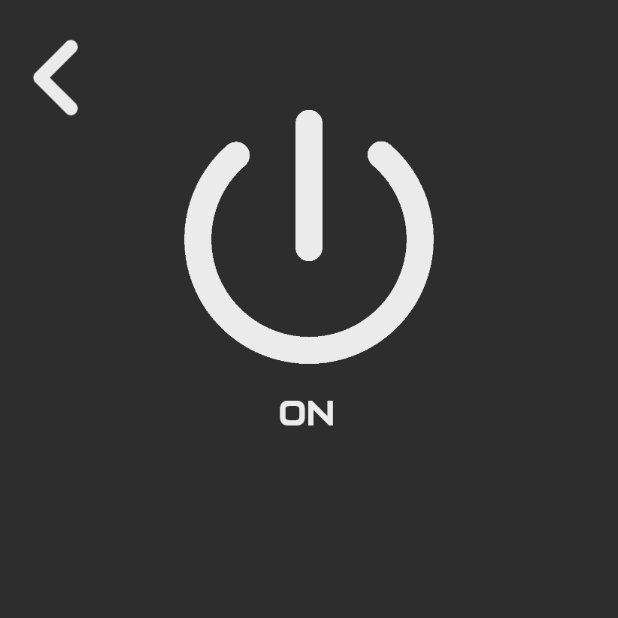
After one commit to OfekHarel/Orion-Conneection-App, an Android app: the ControlActivity screen opened directly, with no data from a screen before it, on a phone screen of 412 x 824 dp, the top half of it. The commit adds this screen. Run offline under Robolectric (Android 15) with nearby library versions, the phone set to English and light mode, and no system bars.

Commit message:
Added other screens
Signed-off-by: Ofek Harel <ofekizh@gmail.com>

```diff
--- a/App/app/src/main/AndroidManifest.xml
+++ b/App/app/src/main/AndroidManifest.xml
@@ -9,6 +9,10 @@
         android:roundIcon="@mipmap/ic_launcher"
         android:supportsRtl="true"
         android:theme="@style/Theme.App">
+        <activity android:name=".RoutinesActivity"></activity>
+        <activity android:name=".PcInfoActivity" />
+        <activity android:name=".InfoActivity" />
+        <activity android:name=".ControlActivity" />
         <activity android:name=".MainActivity">
             <intent-filter>
                 <action android:name="android.intent.action.MAIN" />
--- /dev/null
+++ b/App/app/src/main/java/com/app/ControlActivity.java
@@ -0,0 +1,20 @@
+package com.app;
+
+import androidx.appcompat.app.AppCompatActivity;
+
+import android.os.Bundle;
+import android.widget.ImageButton;
+
+public class ControlActivity extends AppCompatActivity {
+
+    private ImageButton backBtn;
+
+    @Override
+    protected void onCreate(Bundle savedInstanceState) {
+        super.onCreate(savedInstanceState);
+        setContentView(R.layout.activity_control);
+
+        backBtn = (ImageButton) findViewById(R.id.control_back_btn);
+
+    }
+}
--- a/App/app/src/main/res/drawable/home_bg.xml
+++ b/App/app/src/main/res/drawable/home_bg.xml
@@ -2,9 +2,9 @@
 <shape xmlns:android="http://schemas.android.com/apk/res/android">
     <gradient
         android:angle="-45"
-        android:startColor="@color/app_grey"
-        android:endColor="@color/black"
-        android:centerColor="@color/black"
+        android:startColor="@color/black"
+        android:endColor="@color/app_grey"
+        android:centerColor="@color/app_grey"
         android:type="linear"
         />
 </shape>
--- /dev/null
+++ b/App/app/src/main/res/layout/activity_control.xml
@@ -0,0 +1,50 @@
+<?xml version="1.0" encoding="utf-8"?>
+<androidx.constraintlayout.widget.ConstraintLayout xmlns:android="http://schemas.android.com/apk/res/android"
+    xmlns:app="http://schemas.android.com/apk/res-auto"
+    xmlns:tools="http://schemas.android.com/tools"
+    android:layout_width="match_parent"
+    android:layout_height="match_parent"
+    android:background="@color/app_grey"
+    tools:context=".ControlActivity">
+
+    <androidx.constraintlayout.widget.Guideline
+        android:id="@+id/guidline_right"
+        android:layout_width="wrap_content"
+        android:layout_height="wrap_content"
+        android:orientation="vertical"
+        app:layout_constraintGuide_begin="24dp" />
+
+    <androidx.constraintlayout.widget.Guideline
+        android:id="@+id/guidline_left"
+        android:layout_width="wrap_content"
+        android:layout_height="wrap_content"
+        android:orientation="vertical"
+        app:layout_constraintGuide_end="24dp" />
+
+    <ImageButton
+        android:id="@+id/power_control_btn"
+        android:layout_width="wrap_content"
+        android:layout_height="wrap_content"
+        android:background="@color/transparent"
+        app:layout_constraintBottom_toBottomOf="parent"
+        app:layout_constraintEnd_toStartOf="@+id/guidline_left"
+        app:layout_constraintStart_toStartOf="@+id/guidline_right"
+        app:layout_constraintTop_toTopOf="parent"
+        app:layout_constraintVertical_bias="0.121"
+        app:srcCompat="@drawable/power_on_widget" />
+
+    <ImageButton
+        android:id="@+id/control_back_btn"
+        android:layout_width="wrap_content"
+        android:layout_height="wrap_content"
+        android:background="@color/transparent"
+        app:layout_constraintBottom_toBottomOf="parent"
+        app:layout_constraintEnd_toStartOf="@+id/guidline_left"
+        app:layout_constraintHorizontal_bias="0.0"
+        app:layout_constraintStart_toStartOf="parent"
+        app:layout_constraintTop_toTopOf="parent"
+        app:layout_constraintVertical_bias="0.027"
+        app:srcCompat="@drawable/back_btn_widget" />
+
+
+</androidx.constraintlayout.widget.ConstraintLayout>
--- a/App/app/src/main/res/layout/activity_main.xml
+++ b/App/app/src/main/res/layout/activity_main.xml
@@ -43,10 +43,10 @@
         android:scaleY="0.9"
         app:layout_constraintBottom_toBottomOf="parent"
         app:layout_constraintEnd_toStartOf="@+id/guidline_left"
-        app:layout_constraintHorizontal_bias="0.491"
+        app:layout_constraintHorizontal_bias="0.493"
         app:layout_constraintStart_toStartOf="@+id/guidline_right"
         app:layout_constraintTop_toTopOf="parent"
-        app:layout_constraintVertical_bias="0.269"
+        app:layout_constraintVertical_bias="0.304"
         app:srcCompat="@drawable/control_widget" />
 
     <ImageButton
```
Also changed, not shown: App/app/src/main/java/com/app/InfoActivity.java (added, +14 -0 lines), App/app/src/main/java/com/app/MainActivity.java (+70 -1 lines), App/app/src/main/java/com/app/PcInfoActivity.java (added, +14 -0 lines), App/app/src/main/java/com/app/RoutinesActivity.java (added, +14 -0 lines), App/app/src/main/res/layout/activity_info.xml (added, +39 -0 lines), App/app/src/main/res/layout/activity_pc_info.xml (added, +10 -0 lines), App/app/src/main/res/layout/activity_routines.xml (added, +9 -0 lines), App/app/src/main/res/drawable-xhdpi/back_btn_widget.png (added), App/app/src/main/res/drawable-xhdpi/control_widget.png (deleted), App/app/src/main/res/drawable-xhdpi/power_on_widget.png (added).
